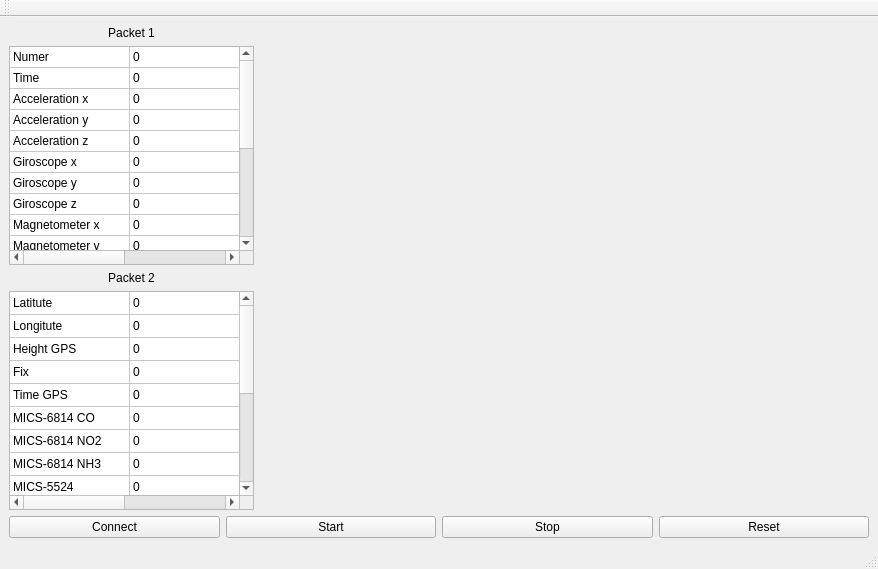
This is src/gcs/gcs_pc/gcs_pc/form.ui in cansat-tsniimash/KNPN-2025 as Qt 5 draws it before an edit. The edited form follows.
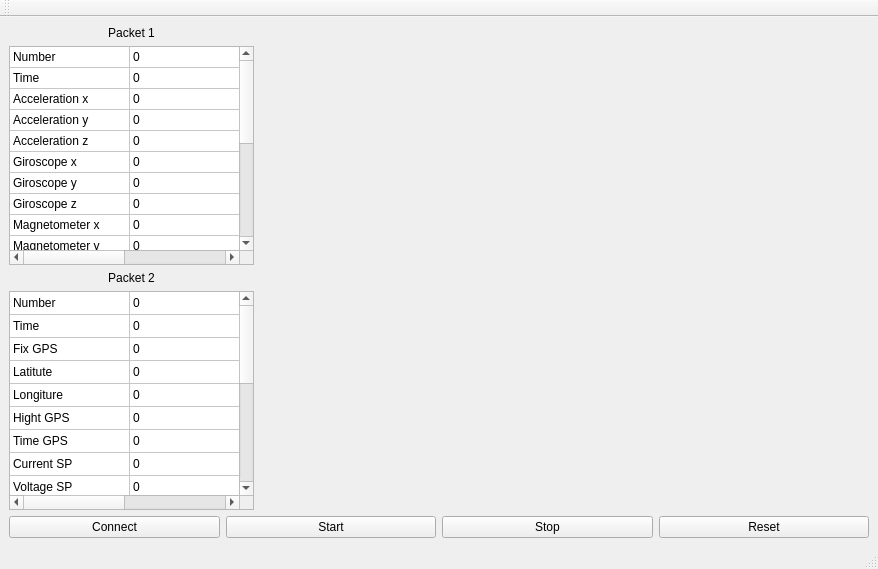
This is the edited form. Custom widgets are drawn as their Qt base class.

Patch:
```diff
--- a/src/gcs/gcs_pc/gcs_pc/form.ui
+++ b/src/gcs/gcs_pc/gcs_pc/form.ui
@@ -162,7 +162,7 @@
          <bool>true</bool>
         </property>
         <property name="rowCount">
-         <number>18</number>
+         <number>19</number>
         </property>
         <property name="columnCount">
          <number>2</number>
@@ -218,11 +218,12 @@
         <row/>
         <row/>
         <row/>
+        <row/>
         <column/>
         <column/>
         <item row="0" column="0">
          <property name="text">
-          <string>Numer</string>
+          <string>Number</string>
          </property>
         </item>
         <item row="0" column="1">
@@ -332,59 +333,59 @@
         </item>
         <item row="11" column="0">
          <property name="text">
-          <string>State</string>
-         </property>
-        </item>
-        <item row="11" column="1">
-         <property name="text">
-          <string>0</string>
-         </property>
-        </item>
-        <item row="12" column="0">
-         <property name="text">
-          <string>Illumination</string>
-         </property>
-        </item>
-        <item row="12" column="1">
-         <property name="text">
-          <string>0</string>
-         </property>
-        </item>
-        <item row="13" column="0">
-         <property name="text">
-          <string>Distance</string>
-         </property>
-        </item>
-        <item row="13" column="1">
-         <property name="text">
-          <string>0</string>
-         </property>
-        </item>
-        <item row="14" column="0">
-         <property name="text">
           <string>Temperature</string>
          </property>
         </item>
-        <item row="14" column="1">
+        <item row="11" column="1">
          <property name="text">
           <string>0</string>
          </property>
         </item>
-        <item row="15" column="0">
+        <item row="12" column="0">
          <property name="text">
-          <string>Height</string>
+          <string>Pressure</string>
          </property>
         </item>
-        <item row="15" column="1">
+        <item row="12" column="1">
          <property name="text">
           <string>0</string>
          </property>
         </item>
-        <item row="16" column="0">
+        <item row="13" column="0">
          <property name="text">
           <string>Humidity</string>
          </property>
         </item>
+        <item row="13" column="1">
+         <property name="text">
+          <string>0</string>
+         </property>
+        </item>
+        <item row="14" column="0">
+         <property name="text">
+          <string>Height</string>
+         </property>
+        </item>
+        <item row="14" column="1">
+         <property name="text">
+          <string>0</string>
+         </property>
+        </item>
+        <item row="15" column="0">
+         <property name="text">
+          <string>Illumination board</string>
+         </property>
+        </item>
+        <item row="15" column="1">
+         <property name="text">
+          <string>0</string>
+         </property>
+        </item>
+        <item row="16" column="0">
+         <property name="text">
+          <string>Illumination SP</string>
+         </property>
+        </item>
         <item row="16" column="1">
          <property name="text">
           <string>0</string>
@@ -392,7 +393,7 @@
         </item>
         <item row="17" column="0">
          <property name="text">
-          <string>Pressure</string>
+          <string>State</string>
          </property>
         </item>
         <item row="17" column="1">
@@ -400,6 +401,16 @@
           <string>0</string>
          </property>
         </item>
+        <item row="18" column="0">
+         <property name="text">
+          <string>Lidar</string>
+         </property>
+        </item>
+        <item row="18" column="1">
+         <property name="text">
+          <string>0</string>
+         </property>
+        </item>
        </widget>
       </item>
       <item>
@@ -421,7 +432,7 @@
          </size>
         </property>
         <property name="rowCount">
-         <number>16</number>
+         <number>18</number>
         </property>
         <property name="columnCount">
          <number>2</number>
@@ -463,73 +474,75 @@
         <row/>
         <row/>
         <row/>
+        <row/>
+        <row/>
         <column/>
         <column/>
         <item row="0" column="0">
+         <property name="text">
+          <string>Number</string>
+         </property>
+        </item>
+        <item row="0" column="1">
+         <property name="text">
+          <string>0</string>
+         </property>
+        </item>
+        <item row="1" column="0">
+         <property name="text">
+          <string>Time</string>
+         </property>
+        </item>
+        <item row="1" column="1">
+         <property name="text">
+          <string>0</string>
+         </property>
+        </item>
+        <item row="2" column="0">
+         <property name="text">
+          <string>Fix GPS</string>
+         </property>
+        </item>
+        <item row="2" column="1">
+         <property name="text">
+          <string>0</string>
+         </property>
+        </item>
+        <item row="3" column="0">
          <property name="text">
           <string>Latitute</string>
          </property>
         </item>
-        <item row="0" column="1">
-         <property name="text">
-          <string>0</string>
-         </property>
-        </item>
-        <item row="1" column="0">
-         <property name="text">
-          <string>Longitute</string>
-         </property>
-        </item>
-        <item row="1" column="1">
-         <property name="text">
-          <string>0</string>
-         </property>
-        </item>
-        <item row="2" column="0">
-         <property name="text">
-          <string>Height GPS</string>
-         </property>
-        </item>
-        <item row="2" column="1">
-         <property name="text">
-          <string>0</string>
-         </property>
-        </item>
-        <item row="3" column="0">
-         <property name="text">
-          <string>Fix</string>
-         </property>
-        </item>
         <item row="3" column="1">
          <property name="text">
           <string>0</string>
          </property>
         </item>
         <item row="4" column="0">
+         <property name="text">
+          <string>Longiture</string>
+         </property>
+        </item>
+        <item row="4" column="1">
+         <property name="text">
+          <string>0</string>
+         </property>
+        </item>
+        <item row="5" column="0">
+         <property name="text">
+          <string>Hight GPS</string>
+         </property>
+        </item>
+        <item row="5" column="1">
+         <property name="text">
+          <string>0</string>
+         </property>
+        </item>
+        <item row="6" column="0">
          <property name="text">
           <string>Time GPS</string>
          </property>
         </item>
-        <item row="4" column="1">
-         <property name="text">
-          <string>0</string>
-         </property>
-        </item>
-        <item row="5" column="0">
-         <property name="text">
-          <string>MICS-6814 CO</string>
-         </property>
-        </item>
-        <item row="5" column="1">
-         <property name="text">
-          <string>0</string>
-         </property>
-        </item>
-        <item row="6" column="0">
-         <property name="text">
-          <string>MICS-6814 NO2</string>
-         </property>
-        </item>
         <item row="6" column="1">
          <property name="text">
           <string>0</string>
@@ -537,7 +550,7 @@
         </item>
         <item row="7" column="0">
          <property name="text">
-          <string>MICS-6814 NH3</string>
+          <string>Current SP</string>
          </property>
         </item>
         <item row="7" column="1">
@@ -547,7 +560,7 @@
         </item>
         <item row="8" column="0">
          <property name="text">
-          <string>MICS-5524</string>
+          <string>Voltage SP</string>
          </property>
         </item>
         <item row="8" column="1">
@@ -557,7 +570,7 @@
         </item>
         <item row="9" column="0">
          <property name="text">
-          <string>CCS811 CO2</string>
+          <string>MICS 5524</string>
          </property>
         </item>
         <item row="9" column="1">
@@ -567,7 +580,7 @@
         </item>
         <item row="10" column="0">
          <property name="text">
-          <string>CCS811 TVOC</string>
+          <string>MICS CO</string>
          </property>
         </item>
         <item row="10" column="1">
@@ -577,7 +590,7 @@
         </item>
         <item row="11" column="0">
          <property name="text">
-          <string>Temperature germo</string>
+          <string>MICS NO2</string>
          </property>
         </item>
         <item row="11" column="1">
@@ -587,7 +600,7 @@
         </item>
         <item row="12" column="0">
          <property name="text">
-          <string>Pressure germo</string>
+          <string>MICS NH3</string>
          </property>
         </item>
         <item row="12" column="1">
@@ -597,7 +610,7 @@
         </item>
         <item row="13" column="0">
          <property name="text">
-          <string>Humidity germo</string>
+          <string>CCS CO2</string>
          </property>
         </item>
         <item row="13" column="1">
@@ -607,7 +620,7 @@
         </item>
         <item row="14" column="0">
          <property name="text">
-          <string>SP current</string>
+          <string>CCS TVOC</string>
          </property>
         </item>
         <item row="14" column="1">
@@ -617,7 +630,7 @@
         </item>
         <item row="15" column="0">
          <property name="text">
-          <string>SP voltage</string>
+          <string>Temperature G</string>
          </property>
         </item>
         <item row="15" column="1">
@@ -625,6 +638,16 @@
           <string>0</string>
          </property>
         </item>
+        <item row="16" column="0">
+         <property name="text">
+          <string>Pressure G</string>
+         </property>
+        </item>
+        <item row="17" column="0">
+         <property name="text">
+          <string>Humidity G</string>
+         </property>
+        </item>
        </widget>
       </item>
      </layout>
```
Left out of the diff: 4 changed lines with no effect on the pictures.
